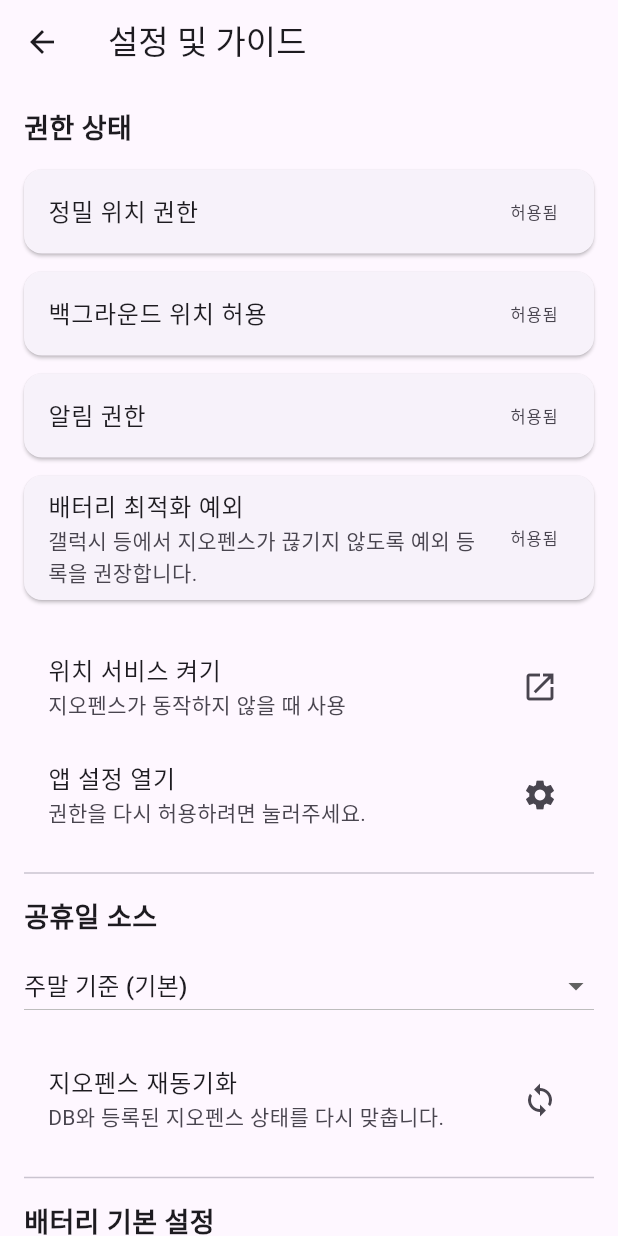
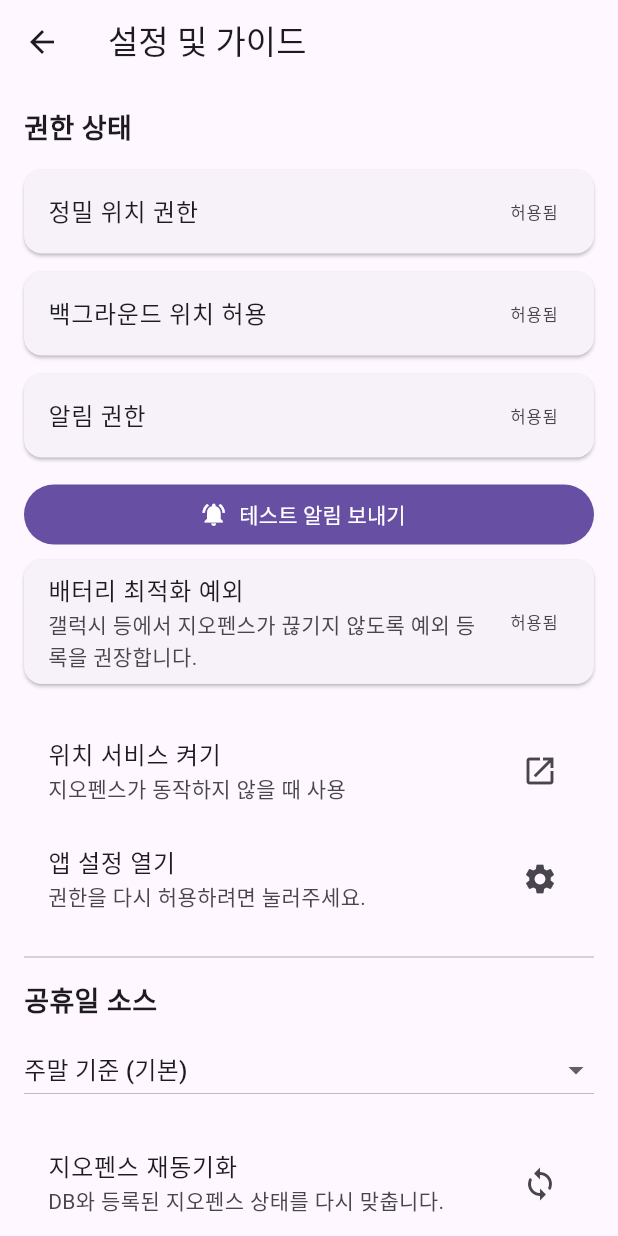
Before and after one commit to bytebird96/life_battery, a Flutter app: the SettingsScreen screen opened by its route, after a tap on "정밀 위치 권한", on a phone screen of 412 x 824 dp. Run offline on Flutter 3.47's test engine with Material 3 defaults, Android fonts, the phone set to English and light mode, and no system bars; our stand-ins replace drift, flutter_local_notifications, flutter_map, flutter_riverpod, geolocator, go_router and 5 more; missing offline and left inert: geofence_service; accounts and stored records are empty; generated files the repository leaves out were written again.

Commit message:
feat : 설정 화면 테스트 알림 버튼 추가

```diff
--- a/lib/features/settings/settings_screen.dart
+++ b/lib/features/settings/settings_screen.dart
@@ -22,7 +22,8 @@ class SettingsScreen extends ConsumerStatefulWidget {
   ConsumerState<SettingsScreen> createState() => _SettingsScreenState();
 }
 
-class _SettingsScreenState extends ConsumerState<SettingsScreen> {
+class _SettingsScreenState extends ConsumerState<SettingsScreen>
+    with WidgetsBindingObserver {
   PermissionStatus? _locationStatus;
   PermissionStatus? _alwaysStatus;
   PermissionStatus? _notificationStatus;
@@ -37,6 +38,8 @@ class _SettingsScreenState extends ConsumerState<SettingsScreen> {
   @override
   void initState() {
     super.initState();
+    // 앱 라이프사이클 변화를 감지하기 위해 옵저버로 등록한다.
+    WidgetsBinding.instance.addObserver(this);
     final repo = ref.read(repositoryProvider);
     _drainController =
         TextEditingController(text: _formatRate(repo.settings.defaultDrainRate));
@@ -49,13 +52,26 @@ class _SettingsScreenState extends ConsumerState<SettingsScreen> {
 
   @override
   void dispose() {
+    // 더 이상 라이프사이클 이벤트가 필요 없으므로 옵저버를 해제한다.
+    WidgetsBinding.instance.removeObserver(this);
     _drainController.dispose();
     _restController.dispose();
     _sleepController.dispose();
     super.dispose();
   }
 
+  @override
+  void didChangeAppLifecycleState(AppLifecycleState state) {
+    // 앱이 다시 전경으로 올라오는 시점에 권한 정보를 재조회한다.
+    if (state == AppLifecycleState.resumed) {
+      _refreshStatuses();
+    }
+  }
+
   Future<void> _refreshStatuses() async {
+    // dispose 이후 호출되거나, 이미 로딩 중인 경우를 피한다.
+    if (!mounted || _loading) return;
+
     setState(() => _loading = true);
     // permission_handler로 각 권한의 현재 상태를 확인한다.
     final location = await Permission.location.status;
@@ -64,6 +80,9 @@ class _SettingsScreenState extends ConsumerState<SettingsScreen> {
     final battery = Platform.isAndroid
         ? await Permission.ignoreBatteryOptimizations.status
         : null;
+    // 비동기 처리 중 위젯이 dispose되었을 수 있으므로 다시 한 번 확인한다.
+    if (!mounted) return;
+
     setState(() {
       _locationStatus = location;
       _alwaysStatus = always;
@@ -71,6 +90,23 @@ class _SettingsScreenState extends ConsumerState<SettingsScreen> {
       _batteryStatus = battery;
       _loading = false;
     });
+  }
+
+  /// 설정 화면에서 테스트 알림을 발송하는 헬퍼
+  Future<void> _showTestNotification() async {
+    // 실제 알림을 담당하는 서비스를 읽어와 즉시 사용한다.
+    final notificationService = ref.read(notificationProvider);
+    // scheduleId는 추후 식별을 위해 필요하므로 고정 문자열을 부여한다.
+    await notificationService.showScheduleReminder(
+      scheduleId: 'settings_test_notification',
+      title: '테스트 알림',
+      body: '테스트 알림',
+    );
+    if (!mounted) return;
+    // 사용자가 버튼을 눌렀을 때 어떤 일이 일어나는지 쉽게 인지하도록 스낵바로 안내한다.
+    ScaffoldMessenger.of(context).showSnackBar(
+      const SnackBar(content: Text('테스트 알림을 발송했습니다. 잠시 후 알림을 확인해보세요.')),
+    );
   }
 
   @override
@@ -118,6 +154,12 @@ class _SettingsScreenState extends ConsumerState<SettingsScreen> {
               title: '알림 권한',
               status: _notificationStatus,
               onRequest: () => Permission.notification.request(),
+            ),
+            const SizedBox(height: 8),
+            FilledButton.icon(
+              onPressed: _showTestNotification,
+              icon: const Icon(Icons.notifications_active),
+              label: const Text('테스트 알림 보내기'),
             ),
             if (Platform.isAndroid)
               _buildPermissionTile(
```
